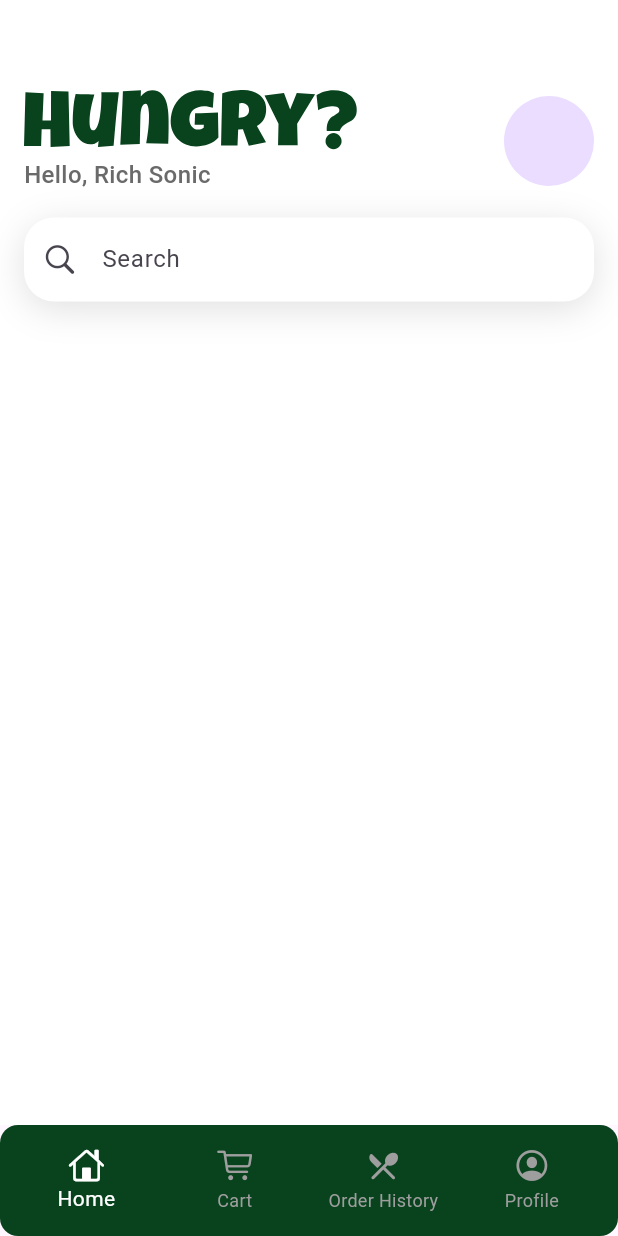
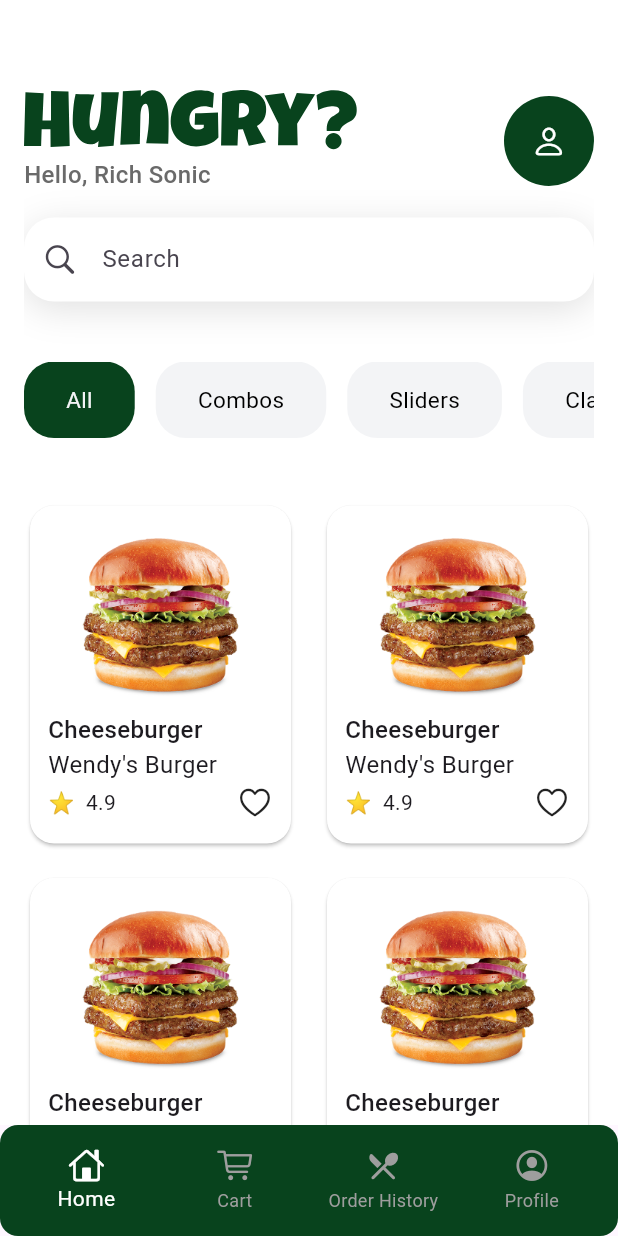
Before and after one commit to AhmedKhedr1/Food_Hub, a Flutter app: the screen it shows after launch, on a phone screen of 412 x 824 dp. Run offline on Flutter 3.47's test engine with Material 3 defaults, Android fonts, the light colour scheme and no system bars; our stand-ins replace flutter_svg, gap.

Commit message:
Add category section, food grid, and food item card widgets
- Implemented CategorySection widget for displaying food categories with selection functionality.
- Created FoodGrid widget to display a grid of food items using FoodItemCard.
- Developed FoodItemCard widget to represent individual food items with like functionality and details.

```diff
--- a/lib/Core/Constants/Assets.dart
+++ b/lib/Core/Constants/Assets.dart
@@ -1,4 +1,10 @@
+// ignore_for_file: constant_identifier_names
+
 abstract class Assets {
   static const String SplashImage = 'assets/Images/Splash_image.png';
   static const String Hungry = 'assets/Images/Hungry_.svg';
+  static const String Hamburger = 'assets/Images/Hamburger.png';
+  static const String Cheeseburger = 'assets/Images/Cheeseburger.png';
+  static const String Hamburger2 = 'assets/Images/Hamburger2.png';
+  static const String Hamburger3 = 'assets/Images/Hamburger3.png';
 }
--- /dev/null
+++ b/lib/Features/Home/Presentation/Views/Widgets/category_section.dart
@@ -0,0 +1,51 @@
+import 'package:flutter/cupertino.dart';
+import 'package:flutter/material.dart';
+import 'package:food_hub/Core/Constants/App_colors.dart';
+
+class CategorySection extends StatefulWidget {
+  const CategorySection({super.key});
+
+  @override
+  State<CategorySection> createState() => _CategorySectionState();
+}
+
+class _CategorySectionState extends State<CategorySection> {
+  List<String> category = ['All', 'Combos', 'Sliders', 'Classic'];
+  int SelectedIndex = 0;
+  @override
+  Widget build(BuildContext context) {
+    return SingleChildScrollView(
+      scrollDirection: Axis.horizontal,
+      child: Row(
+        children: List.generate(category.length, (index) {
+          return GestureDetector(
+            onTap: () {
+              setState(() {
+                SelectedIndex = index;
+              });
+            },
+            child: Container(
+              margin: EdgeInsets.only(right: 14),
+              padding: EdgeInsets.symmetric(horizontal: 28, vertical: 15),
+              decoration: BoxDecoration(
+                color: SelectedIndex == index
+                    ? AppColors.Primary
+                    : Color(0xffF3F4F6),
+                borderRadius: BorderRadius.circular(20),
+              ),
+              child: Text(
+                category[index],
+                style: TextStyle(
+                  fontSize: 15,
+                  color: SelectedIndex == index
+                      ? Color(0xffF3F4F6)
+                      : Colors.black,
+                ),
+              ),
+            ),
+          );
+        }),
+      ),
+    );
+  }
+}
--- /dev/null
+++ b/lib/Features/Home/Presentation/Views/Widgets/food_grid.dart
@@ -0,0 +1,26 @@
+import 'package:flutter/cupertino.dart';
+import 'package:food_hub/Features/Home/Presentation/Views/Widgets/food_item_card.dart';
+
+class FoodGrid extends StatelessWidget {
+  const FoodGrid({super.key});
+
+  @override
+  Widget build(BuildContext context) {
+    return GridView.builder(
+      physics: NeverScrollableScrollPhysics(),
+      padding: EdgeInsets.zero,
+      shrinkWrap: true,
+
+      gridDelegate: SliverGridDelegateWithFixedCrossAxisCount(
+        crossAxisCount: 2,
+        childAspectRatio: .78,
+        mainAxisSpacing: 15,
+        crossAxisSpacing: 16
+      ),
+      itemCount: 6,
+      itemBuilder: (context, index) {
+        return FoodItemCard();
+      },
+    );
+  }
+}
--- /dev/null
+++ b/lib/Features/Home/Presentation/Views/Widgets/food_item_card.dart
@@ -0,0 +1,62 @@
+import 'package:flutter/cupertino.dart';
+import 'package:flutter/material.dart';
+import 'package:food_hub/Core/Constants/App_colors.dart';
+import 'package:food_hub/Core/Constants/Assets.dart';
+import 'package:gap/gap.dart';
+
+class FoodItemCard extends StatefulWidget {
+  const FoodItemCard({super.key});
+
+  @override
+  State<FoodItemCard> createState() => _FoodItemCardState();
+}
+
+class _FoodItemCardState extends State<FoodItemCard> {
+  bool isLiked = false;
+  @override
+  Widget build(BuildContext context) {
+    return Card(
+      color: Color(0xffFFFFFF),
+      shape: RoundedRectangleBorder(borderRadius: BorderRadius.circular(16)),
+      child: Padding(
+        padding: const EdgeInsets.symmetric(horizontal: 12, vertical: 12),
+        child: Column(
+          crossAxisAlignment: CrossAxisAlignment.start,
+          children: [
+            Center(
+              child: Image.asset(Assets.Cheeseburger, width: 120, height: 120),
+            ),
+            Gap(6),
+            Text(
+              'Cheeseburger',
+              style: TextStyle(fontSize: 16, fontWeight: FontWeight.w500),
+            ),
+
+            Text('Wendy\'s Burger', style: TextStyle(fontSize: 16)),
+            Gap(2),
+            Row(
+              children: [
+                Text('⭐  4.9'),
+                Spacer(),
+
+                GestureDetector(
+                  onTap: () {
+                    setState(() {
+                      isLiked = !isLiked;
+                    });
+                  },
+                  child: isLiked
+                      ? Icon(
+                          CupertinoIcons.heart_fill,
+                          color: AppColors.Primary,
+                        )
+                      : Icon(CupertinoIcons.heart),
+                ),
+              ],
+            ),
+          ],
+        ),
+      ),
+    );
+  }
+}
--- a/lib/Features/Home/Presentation/Views/Widgets/home_header.dart
+++ b/lib/Features/Home/Presentation/Views/Widgets/home_header.dart
@@ -1,3 +1,4 @@
+import 'package:flutter/cupertino.dart';
 import 'package:flutter/material.dart';
 import 'package:flutter_svg/svg.dart';
 import 'package:food_hub/Core/Constants/App_colors.dart';
@@ -31,7 +32,11 @@ class HomeHeader extends StatelessWidget {
           ],
         ),
         Spacer(),
-        CircleAvatar(radius: 30),
+        CircleAvatar(
+          radius: 30,
+          backgroundColor: AppColors.Primary,
+          child: Icon(CupertinoIcons.person, color: Colors.white),
+        ),
       ],
     );
   }
--- a/lib/Features/Home/Presentation/Views/Widgets/home_view_body.dart
+++ b/lib/Features/Home/Presentation/Views/Widgets/home_view_body.dart
@@ -1,5 +1,7 @@
 import 'package:flutter/cupertino.dart';
 import 'package:flutter/material.dart';
+import 'package:food_hub/Features/Home/Presentation/Views/Widgets/category_section.dart';
+import 'package:food_hub/Features/Home/Presentation/Views/Widgets/food_grid.dart';
 import 'package:food_hub/Features/Home/Presentation/Views/Widgets/home_header.dart';
 import 'package:food_hub/Features/Home/Presentation/Views/Widgets/search_textfeld.dart';
 import 'package:gap/gap.dart';
@@ -11,8 +13,19 @@ class HomeviewBody extends StatelessWidget {
   Widget build(BuildContext context) {
     return Padding(
       padding: const EdgeInsets.symmetric(horizontal: 16),
-      child: Column(
-        children: [Gap(60), HomeHeader(), Gap(17), SearchTextField(), Gap(40)],
+      child: SingleChildScrollView(
+        child: Column(
+          children: [
+            Gap(60),
+            HomeHeader(),
+            Gap(17),
+            SearchTextField(),
+            Gap(40),
+            CategorySection(),
+            Gap(41),
+            FoodGrid()
+          ],
+        ),
       ),
     );
   }
--- a/lib/Features/Home/Presentation/Views/Widgets/search_textfeld.dart
+++ b/lib/Features/Home/Presentation/Views/Widgets/search_textfeld.dart
@@ -1,11 +1,8 @@
-
 import 'package:flutter/cupertino.dart';
 import 'package:flutter/material.dart';
 
 class SearchTextField extends StatelessWidget {
-  const SearchTextField({
-    super.key,
-  });
+  const SearchTextField({super.key});
 
   @override
   Widget build(BuildContext context) {
--- a/lib/root.dart
+++ b/lib/root.dart
@@ -27,7 +27,11 @@ class _rootState extends State<root> {
   @override
   Widget build(BuildContext context) {
     return Scaffold(
-      body: PageView(controller: controller, children: Views),
+      body: PageView(
+        controller: controller,
+        children: Views,
+        physics: NeverScrollableScrollPhysics(),
+      ),
       bottomNavigationBar: Container(
         padding: EdgeInsets.all(8),
         decoration: BoxDecoration(
--- a/pubspec.yaml
+++ b/pubspec.yaml
@@ -46,7 +46,7 @@ dev_dependencies:
   # activated in the `analysis_options.yaml` file located at the root of your
   # package. See that file for information about deactivating specific lint
   # rules and activating additional ones.
-  flutter_lints: ^5.0.0
+  flutter_lints: ^6.0.0
 
 # For information on the generic Dart part of this file, see the
 # following page: https://dart.dev/tools/pub/pubspec
```
Also changed, not shown: assets/Images/Cheeseburger.png (added), assets/Images/Hamburger.png (added), assets/Images/Hamburger2.png (added), assets/Images/Hamburger3.png (added), pubspec.lock.
